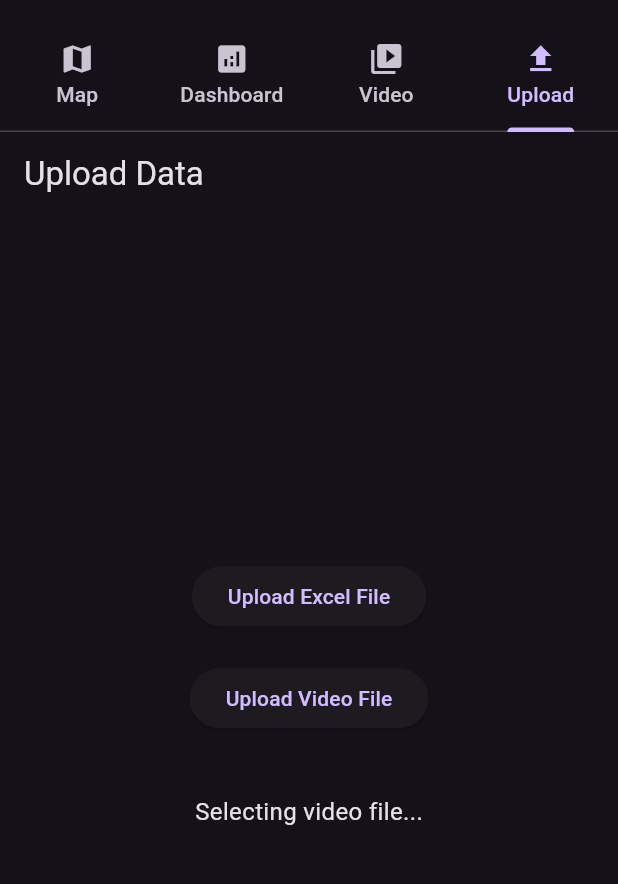
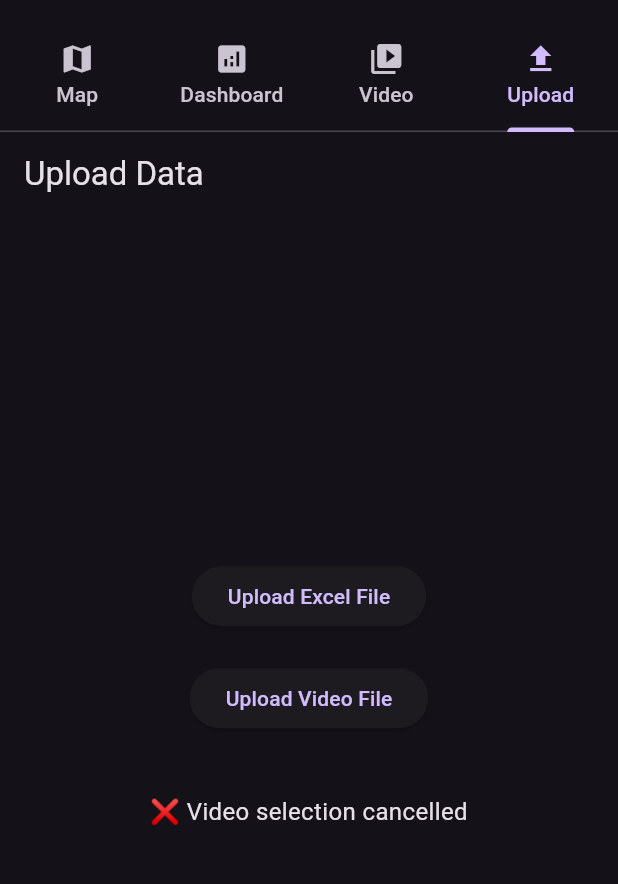
Before and after one commit to Arpitojha1/RoadEye, a Flutter app: the screen it shows after launch, tab 4 chosen, after a tap on "Upload Excel File", after a tap on "Upload Video File", on a phone screen of 412 x 824 dp, the part 63-947 px from its top. Run offline on Flutter 3.47's test engine with Material 3 defaults, Android fonts, the phone set to English and light mode, and no system bars; our stand-ins replace file_picker, flutter_map, latlong2, video_player; missing offline and left inert: excel; statements that could not run were skipped.

Commit message:
fuck this shit fuck it fuck it why do we do this

```diff
--- a/lib/models/distress_data.dart
+++ b/lib/models/distress_data.dart
@@ -1,4 +1,3 @@
-// models/distress_data.dart
 class DistressData {
   final double startLat;
   final double startLon;
@@ -8,6 +7,7 @@ class DistressData {
   final double ravelling;
   final String region;
   final double severity;
+  final String lane; // 👈 NEW: to distinguish L1, L2, etc.
 
   DistressData({
     required this.startLat,
@@ -18,18 +18,30 @@ class DistressData {
     required this.ravelling,
     required this.region,
     required this.severity,
+    required this.lane,
   });
 
-  factory DistressData.fromJson(Map<String, dynamic> json) {
-    return DistressData(
-      startLat: json['startLat'] ?? 0.0,
-      startLon: json['startLon'] ?? 0.0,
-      roughness: json['roughness'] ?? 0.0,
-      rutting: json['rutting'] ?? 0.0,
-      cracking: json['cracking'] ?? 0.0,
-      ravelling: json['ravelling'] ?? 0.0,
-      region: json['region'] ?? 'plains',
-      severity: json['severity'] ?? 0.0,
-    );
-  }
+  Map<String, dynamic> toJson() => {
+        'startLat': startLat,
+        'startLon': startLon,
+        'roughness': roughness,
+        'rutting': rutting,
+        'cracking': cracking,
+        'ravelling': ravelling,
+        'region': region,
+        'severity': severity,
+        'lane': lane,
+      };
+
+  factory DistressData.fromJson(Map<String, dynamic> json) => DistressData(
+        startLat: json['startLat']?.toDouble() ?? 0.0,
+        startLon: json['startLon']?.toDouble() ?? 0.0,
+        roughness: json['roughness']?.toDouble() ?? 0.0,
+        rutting: json['rutting']?.toDouble() ?? 0.0,
+        cracking: json['cracking']?.toDouble() ?? 0.0,
+        ravelling: json['ravelling']?.toDouble() ?? 0.0,
+        region: json['region'] ?? 'plains',
+        severity: json['severity']?.toDouble() ?? 0.0,
+        lane: json['lane'] ?? 'L1',
+      );
 }
--- a/lib/screens/upload_screen.dart
+++ b/lib/screens/upload_screen.dart
@@ -1,7 +1,9 @@
 import 'dart:io';
-import 'package:flutter/foundation.dart';
 import 'package:flutter/material.dart';
 import 'package:file_picker/file_picker.dart';
+import 'package:flutter/foundation.dart' show kIsWeb;
+import 'package:latlong2/latlong.dart';
+
 import '../services/excel_parser.dart';
 import '../services/shared_data.dart';
 
@@ -31,18 +33,22 @@ class _UploadScreenState extends State<UploadScreen> {
       if (result != null) {
         setState(() => _status = 'Processing data...');
 
-        // Web-compatible file handling
         final fileBytes = result.files.single.bytes;
-        final fileName = result.files.single.name;
+        if (fileBytes != null) {
+          final coordinates = await ExcelParser.parseExcelBytes(fileBytes);
+          SharedData.instance.coordinates = coordinates;
 
-        if (fileBytes != null) {
-          final data = await ExcelParser.parseExcelBytes(fileBytes, fileName);
-          SharedData.instance.distressData = data;
-          setState(() => _status = 'Processed ${data.length} road segments');
+          setState(() {
+            _status = '✅ Processed ${coordinates.length} coordinate points';
+          });
+        } else {
+          setState(() => _status = '❌ File read failed');
         }
+      } else {
+        setState(() => _status = '❌ File selection cancelled');
       }
     } catch (e) {
-      setState(() => _status = 'Error: ${e.toString()}');
+      setState(() => _status = '❌ Error: ${e.toString()}');
     } finally {
       setState(() => _isLoading = false);
     }
@@ -60,16 +66,18 @@ class _UploadScreenState extends State<UploadScreen> {
       );
 
       if (result != null) {
-        // Web-compatible video handling
         if (kIsWeb) {
           SharedData.instance.videoBytes = result.files.single.bytes;
         } else {
           SharedData.instance.videoFile = File(result.files.single.path!);
         }
-        setState(() => _status = 'Video file ready');
+
+        setState(() => _status = '🎥 Video file ready');
+      } else {
+        setState(() => _status = '❌ Video selection cancelled');
       }
     } catch (e) {
-      setState(() => _status = 'Error: ${e.toString()}');
+      setState(() => _status = '❌ Error: ${e.toString()}');
     } finally {
       setState(() => _isLoading = false);
     }
@@ -95,7 +103,11 @@ class _UploadScreenState extends State<UploadScreen> {
             const SizedBox(height: 20),
             if (_isLoading) const CircularProgressIndicator(),
             const SizedBox(height: 20),
-            Text(_status, style: const TextStyle(fontSize: 16)),
+            Text(
+              _status,
+              textAlign: TextAlign.center,
+              style: const TextStyle(fontSize: 16),
+            ),
           ],
         ),
       ),
--- a/lib/services/dummy_loader.dart
+++ b/lib/services/dummy_loader.dart
@@ -13,6 +13,7 @@ class DummyLoader {
         ravelling: 0.006,
         region: "plains",
         severity: 0.568,
+        lane: 'L1', // ✅ added
       ),
       DistressData(
         startLat: 28.6145,
@@ -23,6 +24,7 @@ class DummyLoader {
         ravelling: 0.012,
         region: "plains",
         severity: 0.724,
+        lane: 'L2', // ✅ added
       ),
     ];
   }
--- a/lib/services/shared_data.dart
+++ b/lib/services/shared_data.dart
@@ -2,11 +2,14 @@ import '../models/distress_data.dart';
 import 'dart:io';
 import 'package:flutter/foundation.dart' show kIsWeb;
 import 'dart:typed_data';
+import 'package:latlong2/latlong.dart';  // 👈 Required for LatLng
 
 class SharedData {
   static final SharedData _instance = SharedData._internal();
 
   List<DistressData> distressData = [];
+  List<LatLng> coordinates = [];  // ✅ This line fixes the setter error
+
   File? videoFile;          // For mobile/desktop
   Uint8List? videoBytes;    // For web
 
--- a/pubspec.yaml
+++ b/pubspec.yaml
@@ -18,7 +18,7 @@ dependencies:
   latlong2: ^0.9.0          # Handles latitude/longitude types
 
   # 🎥 Video support
-  video_player: ^2.7.0      # For video playback
+  video_player: ^2.8.0      # For video playback
 
   # 📄 File/data handling
   csv: ^5.0.0               # To read .csv files if needed
@@ -35,6 +35,8 @@ dependencies:
 
   # 🧱 iOS-style icons
   cupertino_icons: ^1.0.8   # For Cupertino (iOS-style) icons
+
+  video_player_web: ^2.0.16 # Required for web video support
 
 dev_dependencies:
   flutter_test:
```
Also changed, not shown: lib/screens/video_screen.dart (+7 -5 lines), lib/services/excel_parser.dart (+46 -31 lines), pubspec.lock.
